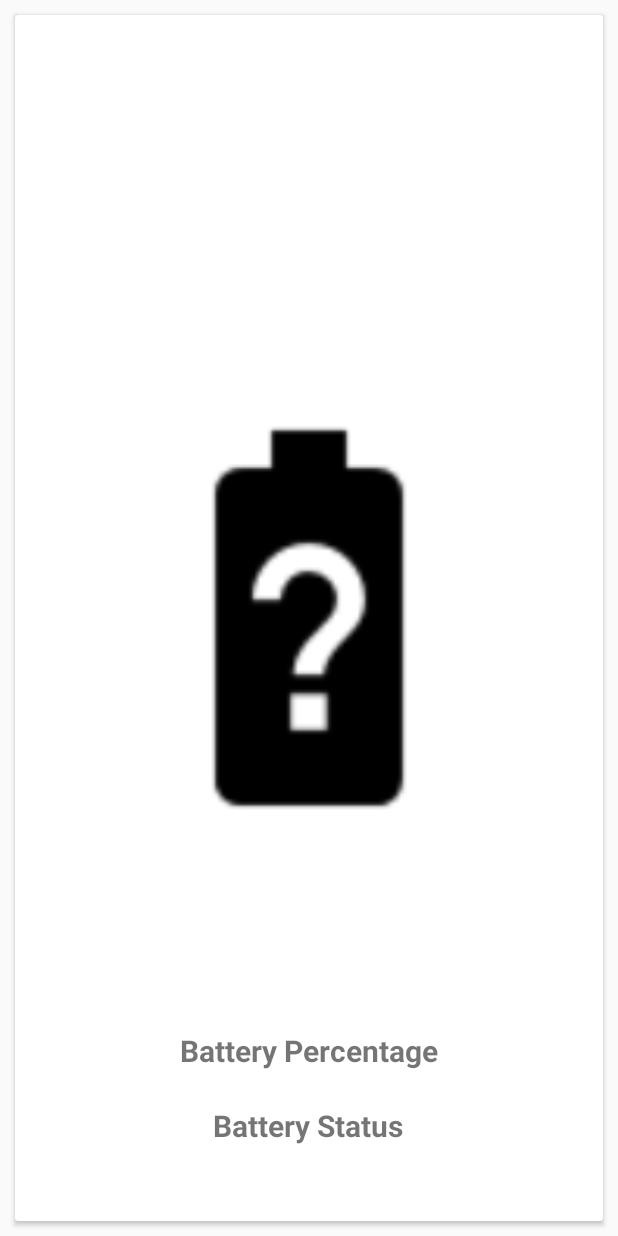
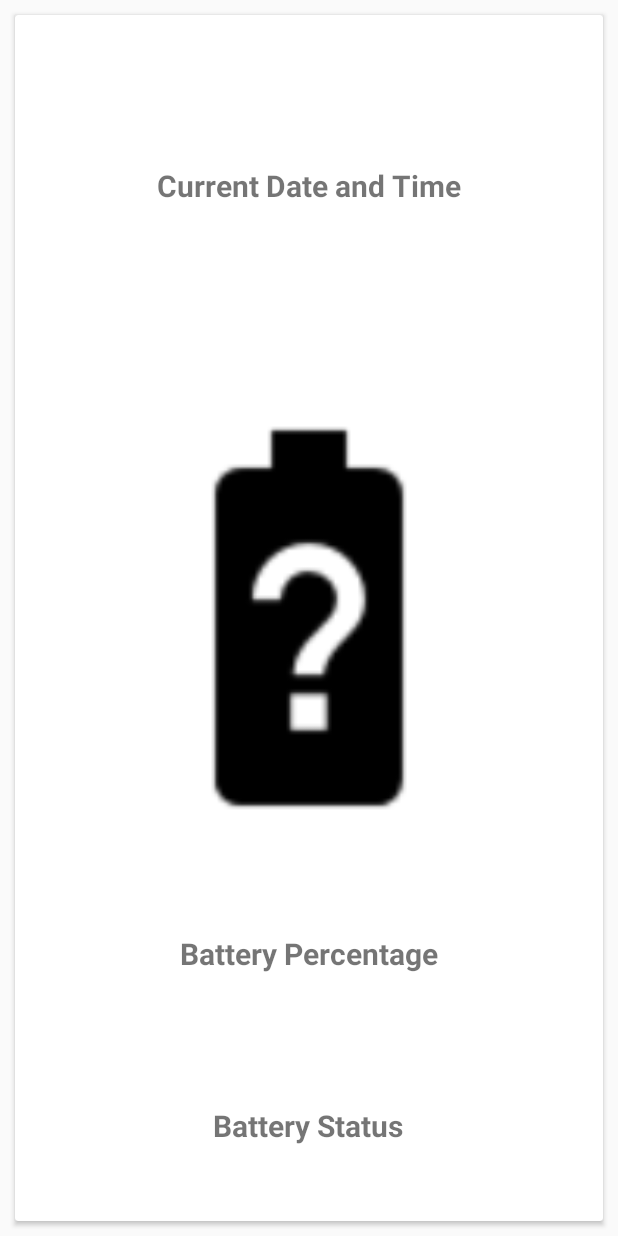
Before and after one commit to AadityaKhetan/VISION, an Android app: the TimeDateActivity screen opened directly, with no data from a screen before it, on a phone screen of 412 x 824 dp. Run offline under Robolectric (Android 15) with nearby library versions, the phone set to English and light mode, and no system bars.

Commit message:
Oct 7 20'

```diff
--- a/app/src/main/res/layout/datetime.xml
+++ b/app/src/main/res/layout/datetime.xml
@@ -13,6 +13,19 @@
         android:id="@+id/msgBox"
         android:layout_width="match_parent"
         android:layout_height="match_parent">
+
+        <TextView
+            android:id="@+id/currDateTime"
+            android:layout_width="wrap_content"
+            android:layout_height="wrap_content"
+            android:layout_above="@+id/batteryCard"
+            android:layout_alignParentTop="true"
+            android:layout_centerHorizontal="true"
+            android:layout_marginTop="100dp"
+            android:layout_marginBottom="60dp"
+            android:text="Current Date and Time"
+            android:textSize="20sp"
+            android:textStyle="bold" />
 
         <ImageView
             android:id="@+id/batteryCard"
@@ -37,9 +50,11 @@
             android:id="@+id/batteryPer"
             android:layout_width="wrap_content"
             android:layout_height="wrap_content"
-            android:layout_alignParentBottom="true"
+            android:layout_above="@+id/batteryStatus"
+            android:layout_below="@+id/batteryCard"
             android:layout_centerHorizontal="true"
-            android:layout_marginBottom="100dp"
+            android:layout_marginTop="60dp"
+            android:layout_marginBottom="40dp"
             android:text="Battery Percentage"
             android:textSize="20sp"
             android:textStyle="bold" />
```
Also changed, not shown: app/src/main/java/com/example/vision/TimeDateActivity.kt (+17 -0 lines).
